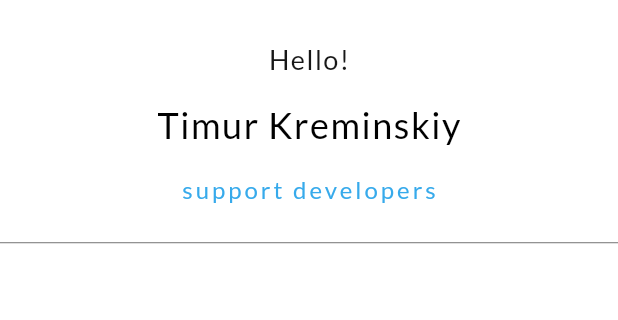
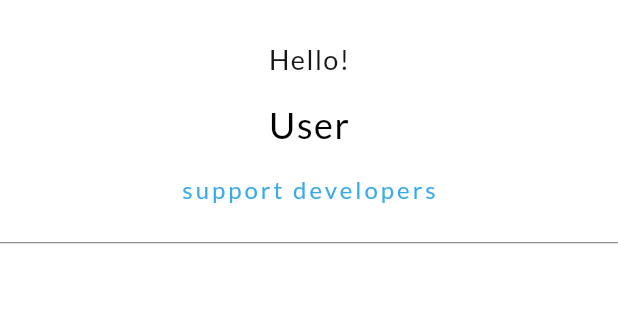
Before and after one commit to Timson01/TradeStat, a Flutter app: the HeaderDrawer widget shown alone on an empty page, opened directly, on a phone screen of 412 x 824 dp, the part 164-484 px from its top. Run offline on Flutter 3.47's test engine with Material 2 defaults, Android fonts, the phone set to English and light mode, and no system bars; our stand-ins replace carousel_slider, easy_localization, equatable, flutter_bloc, flutter_svg, hydrated_bloc and 4 more; accounts and stored records are empty.

Commit message:
Add User Name

```diff
--- a/assets/translations/en.json
+++ b/assets/translations/en.json
@@ -79,6 +79,9 @@
   "my_strategy" : "My Strategy",
   "strategy_desc" : "Here you can store all your knowledge and return to it when you need it",
 
+  "enter_user_name" : "Enter User Name",
+  "add_user_name" : "Add User Name",
+
   "help" : "Help"
 
 }
--- a/assets/translations/ru.json
+++ b/assets/translations/ru.json
@@ -79,5 +79,8 @@
   "my_strategy" : "Моя стратегия",
   "strategy_desc" : "Здесь вы можете хранить свою стратегию и возвращаться к ней, когда она вам понадобится",
 
+  "enter_user_name" : "Введите имя пользователя",
+  "add_user_name" : "Добавьте имя пользователя",
+
   "help" : "Служба поддержки"
 }
--- a/lib/screens/add_edit_deal_screen/components/edit_section.dart
+++ b/lib/screens/add_edit_deal_screen/components/edit_section.dart
@@ -233,6 +233,9 @@ class _EditSectionState extends State<EditSection> with AddEditDealMethods {
                         SizedBox(height: height * 0.01),
                         TextField(
                           controller: _tickerNameController,
+                          inputFormatters: [
+                            LengthLimitingTextInputFormatter(10),
+                          ],
                           style: Theme.of(context)
                               .textTheme
                               .subtitle2
--- a/lib/screens/deals_screen/components/header_drawer.dart
+++ b/lib/screens/deals_screen/components/header_drawer.dart
@@ -1,5 +1,6 @@
 import 'package:easy_localization/easy_localization.dart';
 import 'package:flutter/material.dart';
+import 'package:shared_preferences/shared_preferences.dart';
 import 'package:trade_stat/generated/locale_keys.g.dart';
 import 'package:trade_stat/styles/app_colors.dart';
 import 'package:trade_stat/styles/app_images.dart';
@@ -12,9 +13,24 @@ class HeaderDrawer extends StatefulWidget {
 }
 
 class _HeaderDrawerState extends State<HeaderDrawer> {
+  late String name;
+  bool doItOnce = false;
+
+  _getName() async {
+    final SharedPreferences prefs = await SharedPreferences.getInstance();
+    setState((){
+      name = prefs.getString("UserName") ?? '';
+    });
+  }
+
   @override
   Widget build(BuildContext context) {
     double height = MediaQuery.of(context).size.height;
+
+    if(!doItOnce){
+      _getName();
+      doItOnce = !doItOnce;
+    }
 
     return Container(
       color: Colors.white,
@@ -38,12 +54,12 @@ class _HeaderDrawerState extends State<HeaderDrawer> {
             LocaleKeys.hello.tr(),
             style: Theme.of(context).textTheme.subtitle1?.copyWith(
               color: colorDarkGrey,
-              letterSpacing: context.locale == Locale('ru') ? 0 : 1,
-              fontSize: context.locale == Locale('ru') ? 16 : 18,
+              letterSpacing: context.locale == const Locale('ru') ? 0 : 1,
+              fontSize: context.locale == const Locale('ru') ? 16 : 18,
             ),
           ),
           Text(
-            "Timur Kreminskiy",
+            name == '' ? "User" : name,
             style: Theme.of(context).textTheme.subtitle1?.copyWith(
               color: Colors.black,
               fontSize: 24
@@ -55,8 +71,8 @@ class _HeaderDrawerState extends State<HeaderDrawer> {
               LocaleKeys.support_developers.tr(),
               style: Theme.of(context).textTheme.subtitle2?.copyWith(
                   color: colorBlue,
-                letterSpacing: context.locale == Locale('ru') ? 0 : 2,
-                fontSize: context.locale == Locale('ru') ? 14 : 16,
+                letterSpacing: context.locale == const Locale('ru') ? 0 : 2,
+                fontSize: context.locale == const Locale('ru') ? 14 : 16,
               ),
             ),
           ),
```
Also changed, not shown: lib/main.dart (+2 -6 lines), lib/screens/settings_screen/components/user_name_settings.dart (+38 -1 lines), lib/generated/codegen_loader.g.dart, lib/generated/locale_keys.g.dart.
